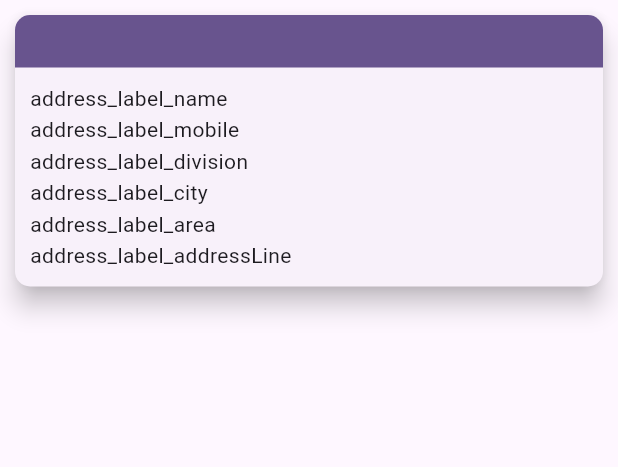
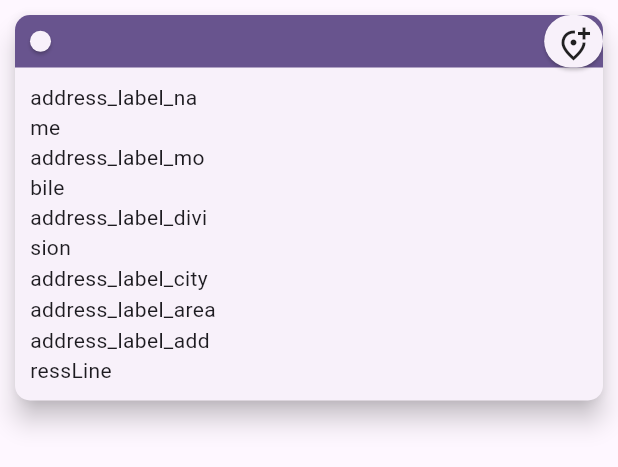
Before and after one commit to krzshipon/super_ui_kit, a Flutter app: the AddressItem widget shown alone on an empty page, opened directly with empty values, on a phone screen of 412 x 824 dp. Shown: the top 467 px of the screen. Run offline on Flutter 3.47's test engine with Material 2 defaults, Android fonts, the phone set to English and light mode, and no system bars; our stand-ins replace auto_animated, get, get_storage, google_fonts, lottie, responsive_framework; accounts and stored records are empty.

Commit message:
[Widget] [F1] Address Item

```diff
--- a/lib/src/widgets/item_address.dart
+++ b/lib/src/widgets/item_address.dart
@@ -6,6 +6,7 @@ import 'package:get/get.dart';
 
 import '../models/address.dart';
 import '../shared/app_ui_helpers.dart';
+import 'app_buttons.dart';
 import 'app_cards.dart';
 import 'app_text.dart';
 
@@ -17,9 +18,17 @@ class AddressItem extends GetView {
   final cornerRadius = 10.0;
 
   final CsAddress address;
-  final Function()? ontap;
+  final Function()? onTap;
+  final Function()? onDefaultIconTap;
+  final Function()? onEditIconTap;
 
-  const AddressItem(this.address, {this.ontap});
+  const AddressItem(
+    this.address, {
+    super.key,
+    this.onTap,
+    this.onDefaultIconTap,
+    this.onEditIconTap,
+  });
   @override
   Widget build(BuildContext context) {
     return Column(
@@ -30,7 +39,7 @@ class AddressItem extends GetView {
           children: [
             Expanded(
               child: CSCard(
-                onTap: ontap,
+                onTap: onTap,
                 radius: cornerRadius,
                 padding: EdgeInsets.zero,
                 cardType: CSCardType.item,
@@ -44,14 +53,19 @@ class AddressItem extends GetView {
                       child: Row(
                         crossAxisAlignment: CrossAxisAlignment.center,
                         children: [
-                          const Expanded(
+                          Expanded(
                             flex: 1,
                             child: Padding(
-                              padding: EdgeInsets.only(
+                              padding: const EdgeInsets.only(
                                   left: kAddressCardItemsPaddingV),
                               child: Align(
                                 alignment: Alignment.centerLeft,
-                                child: Icon(null),
+                                child: CSIconButton(
+                                  icon: (address.isDefault ?? false)
+                                      ? Icons.check_circle_outline_rounded
+                                      : null,
+                                  onTap: onDefaultIconTap,
+                                ),
                               ),
                             ),
                           ),
@@ -71,11 +85,9 @@ class AddressItem extends GetView {
                           ),
                           Expanded(
                             flex: 1,
-                            child: Icon(
-                              (address.isDefault ?? false)
-                                  ? Icons.check_circle_outline_rounded
-                                  : null,
-                              color: Get.theme.colorScheme.onPrimary,
+                            child: CSIconButton(
+                              icon: Icons.add_location_alt_outlined,
+                              onTap: onEditIconTap,
                             ),
                           ),
                         ],
@@ -88,8 +100,14 @@ class AddressItem extends GetView {
                         horizontal: kAddressCardItemsPaddingV),
                     child: Row(
                       children: [
-                        Expanded(child: CSText("address_label_name".tr)),
-                        Expanded(child: CSText(address.name ?? "")),
+                        Expanded(
+                          flex: 1,
+                          child: CSText("address_label_name".tr),
+                        ),
+                        Expanded(
+                          flex: 2,
+                          child: CSText(address.name ?? ""),
+                        ),
                       ],
                     ),
                   ),
@@ -98,8 +116,14 @@ class AddressItem extends GetView {
                         horizontal: kAddressCardItemsPaddingV),
                     child: Row(
                       children: [
-                        Expanded(child: CSText("address_label_mobile".tr)),
-                        Expanded(child: CSText(address.mobile ?? '')),
+                        Expanded(
+                          flex: 1,
+                          child: CSText("address_label_mobile".tr),
+                        ),
+                        Expanded(
+                          flex: 2,
+                          child: CSText(address.mobile ?? ''),
+                        ),
                       ],
                     ),
                   ),
@@ -108,8 +132,14 @@ class AddressItem extends GetView {
                         horizontal: kAddressCardItemsPaddingV),
                     child: Row(
                       children: [
-                        Expanded(child: CSText("address_label_division".tr)),
-                        Expanded(child: CSText(address.division ?? "")),
+                        Expanded(
+                          flex: 1,
+                          child: CSText("address_label_division".tr),
+                        ),
+                        Expanded(
+                          flex: 2,
+                          child: CSText(address.division ?? ""),
+                        ),
                       ],
                     ),
                   ),
@@ -118,8 +148,14 @@ class AddressItem extends GetView {
                         horizontal: kAddressCardItemsPaddingV),
                     child: Row(
                       children: [
-                        Expanded(child: CSText("address_label_city".tr)),
-                        Expanded(child: CSText(address.city ?? "")),
+                        Expanded(
+                          flex: 1,
+                          child: CSText("address_label_city".tr),
+                        ),
+                        Expanded(
+                          flex: 2,
+                          child: CSText(address.city ?? ""),
+                        ),
                       ],
                     ),
                   ),
@@ -128,8 +164,14 @@ class AddressItem extends GetView {
                         horizontal: kAddressCardItemsPaddingV),
                     child: Row(
                       children: [
-                        Expanded(child: CSText("address_label_area".tr)),
-                        Expanded(child: CSText(address.area ?? "")),
+                        Expanded(
+                          flex: 1,
+                          child: CSText("address_label_area".tr),
+                        ),
+                        Expanded(
+                          flex: 2,
+                          child: CSText(address.area ?? ""),
+                        ),
                       ],
                     ),
                   ),
@@ -138,8 +180,14 @@ class AddressItem extends GetView {
                         horizontal: kAddressCardItemsPaddingV),
                     child: Row(
                       children: [
-                        Expanded(child: CSText("address_label_addressLine".tr)),
-                        Expanded(child: CSText(address.addressLine ?? "")),
+                        Expanded(
+                          flex: 1,
+                          child: CSText("address_label_addressLine".tr),
+                        ),
+                        Expanded(
+                          flex: 2,
+                          child: CSText(address.addressLine ?? ""),
+                        ),
                       ],
                     ),
                   ),
```
